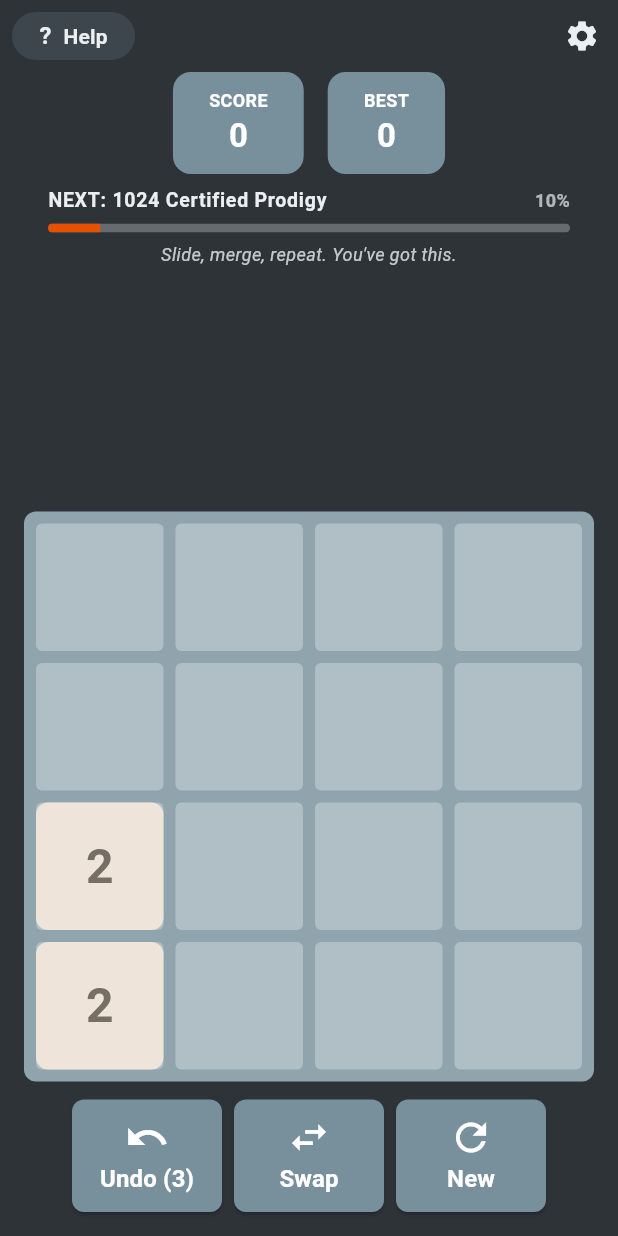
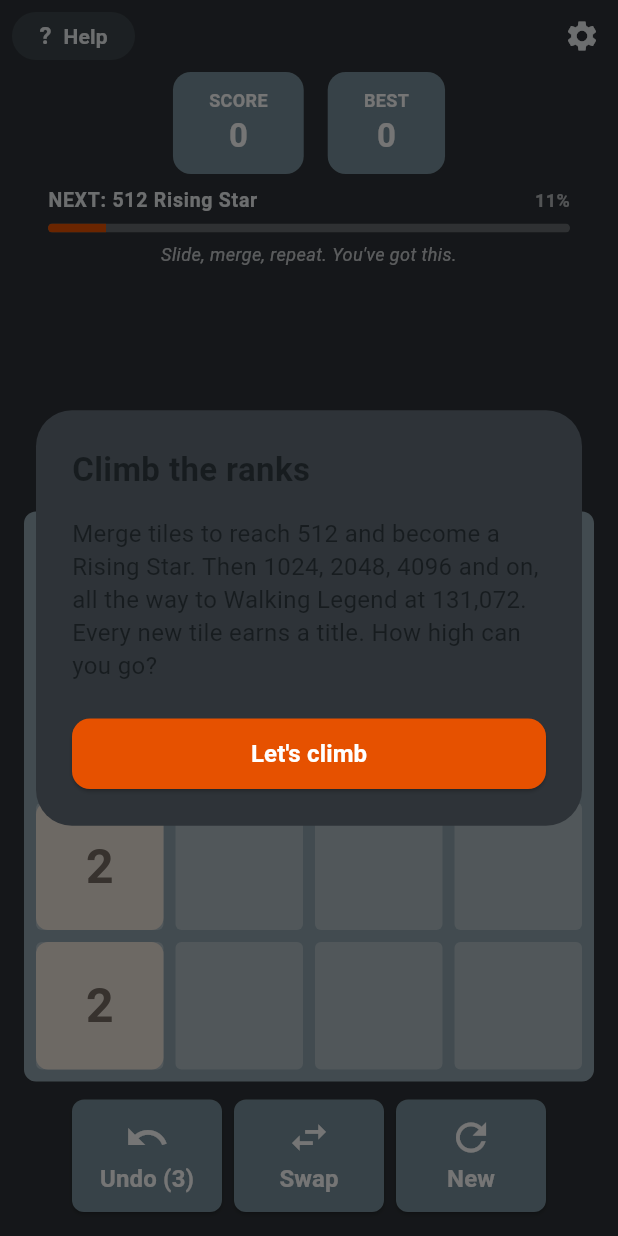
Before and after one commit to KMunyede/twenty48, a Flutter app: the GameScreen screen opened directly, item 2 of the bottom bar chosen, on a phone screen of 412 x 824 dp. Run offline on Flutter 3.47's test engine with Material 3 defaults, Android fonts, the phone set to English and light mode, and no system bars; our stand-ins replace confetti, google_mobile_ads, shared_preferences; missing offline and left inert: in_app_update; accounts and stored records are empty.

Commit message:
T48-84E: 512 rung, welcome card

```diff
--- /dev/null
+++ b/lib/core/services/welcome_service.dart
@@ -0,0 +1,44 @@
+import 'package:shared_preferences/shared_preferences.dart';
+
+class WelcomeService {
+  final Future<SharedPreferences> Function()? _prefsLoader;
+  SharedPreferences? _prefs;
+
+  WelcomeService({
+    SharedPreferences? prefs,
+    Future<SharedPreferences> Function()? prefsLoader,
+  })  : _prefs = prefs,
+        _prefsLoader = prefsLoader;
+
+  Future<SharedPreferences> _getPrefs() async {
+    final currentPrefs = _prefs;
+    if (currentPrefs != null) return currentPrefs;
+    final loader = _prefsLoader;
+    if (loader != null) {
+      final loaded = await loader();
+      _prefs = loaded;
+      return loaded;
+    }
+    final prefs = await SharedPreferences.getInstance();
+    _prefs = prefs;
+    return prefs;
+  }
+
+  Future<bool> get seen async {
+    try {
+      final prefs = await _getPrefs();
+      return prefs.getBool('welcome_climb_seen_v1') ?? false;
+    } catch (_) {
+      return false;
+    }
+  }
+
+  Future<void> markSeen() async {
+    try {
+      final prefs = await _getPrefs();
+      await prefs.setBool('welcome_climb_seen_v1', true);
+    } catch (_) {
+      // Ignore errors
+    }
+  }
+}
--- a/lib/features/game/milestones/milestone_ladder.dart
+++ b/lib/features/game/milestones/milestone_ladder.dart
@@ -11,6 +11,11 @@ class Milestone {
 }
 
 const List<Milestone> milestoneLadder = [
+  Milestone(
+    value: 512,
+    title: 'Rising Star',
+    hype: "Now we're talking. The board is paying attention.",
+  ),
   Milestone(
     value: 1024,
     title: 'Certified Prodigy',
@@ -54,7 +59,7 @@ const List<Milestone> milestoneLadder = [
 ];
 
 String? titleForBestTile(int best) {
-  if (best < 1024) return null;
+  if (best < 512) return null;
   String? result;
   for (final m in milestoneLadder) {
     if (m.value <= best) {
--- a/lib/features/game/ui/game_screen.dart
+++ b/lib/features/game/ui/game_screen.dart
@@ -7,6 +7,7 @@ import 'package:flutter/services.dart';
 import 'package:provider/provider.dart';
 import 'package:confetti/confetti.dart';
 import '../../../core/services/ad_service.dart';
+import '../../../core/services/welcome_service.dart';
 import '../../../core/theme/contrast_text.dart';
 import '../../../core/theme/dialog_colors.dart';
 import '../../../core/update/update_service.dart';
@@ -15,6 +16,7 @@ import '../../settings/providers/theme_provider.dart';
 import '../../settings/ui/settings_dialog.dart';
 import '../../onboarding/how_to_play_dialog.dart';
 import '../../onboarding/how_to_play_service.dart';
+import '../../onboarding/welcome_climb_dialog.dart';
 import '../../onboarding/help_button.dart';
 import '../hud/goal_hud.dart';
 import '../milestones/milestone_celebration.dart';
@@ -60,12 +62,13 @@ class _GameScreenState extends State<GameScreen> with TickerProviderStateMixin {
     );
 
     // Request focus after first frame to enable keyboard input
-    WidgetsBinding.instance.addPostFrameCallback((_) {
+    WidgetsBinding.instance.addPostFrameCallback((_) async {
       if (_focusNode.canRequestFocus) {
         _focusNode.requestFocus();
       }
       UpdateService().checkOnLaunch();
-      _checkHowToPlay();
+      await _checkHowToPlay();
+      await _checkWelcomeClimb();
     });
   }
 
@@ -78,6 +81,20 @@ class _GameScreenState extends State<GameScreen> with TickerProviderStateMixin {
         builder: (context) => const HowToPlayDialog(),
       );
       await howToPlayService.markSeen();
+    }
+  }
+
+  Future<void> _checkWelcomeClimb() async {
+    final welcomeService = WelcomeService();
+    final hasSeen = await welcomeService.seen;
+    if (!hasSeen && mounted) {
+      if (ModalRoute.of(context)?.isCurrent == true) {
+        await showDialog(
+          context: context,
+          builder: (context) => const WelcomeClimbDialog(),
+        );
+        await welcomeService.markSeen();
+      }
     }
   }
 
@@ -125,7 +142,6 @@ class _GameScreenState extends State<GameScreen> with TickerProviderStateMixin {
           final message = game.isTimerMode && game.remainingSeconds <= 0
               ? 'You ran out of time.'
               : 'No more moves';
-          final String? levelName = null;
 
           showDialog(
             context: context,
@@ -135,7 +151,6 @@ class _GameScreenState extends State<GameScreen> with TickerProviderStateMixin {
               message: message,
               score: game.score,
               bestScore: game.highScore,
-              levelName: levelName,
               canUndo: game.canUndo && game.undoCharges > 0,
               onNewGame: () {
                 final moves = game.moveCount;
--- a/lib/features/onboarding/how_to_play_dialog.dart
+++ b/lib/features/onboarding/how_to_play_dialog.dart
@@ -23,7 +23,7 @@ class _HowToPlayDialogState extends State<HowToPlayDialog> {
     _PageData(
       title: 'Keep going',
       description:
-          'There is no final win. Merge tiles to hit milestones (1024, 2048, 4096 and beyond) and earn titles. The game ends when no moves are left.',
+          'Merge tiles to hit milestones (512, 1024, 2048 and beyond) and earn titles. There is no final win. The game ends when no moves are left.',
       icon: Icons.emoji_events,
     ),
     _PageData(
--- /dev/null
+++ b/lib/features/onboarding/welcome_climb_dialog.dart
@@ -0,0 +1,65 @@
+import 'package:flutter/material.dart';
+import 'package:provider/provider.dart';
+import '../settings/providers/theme_provider.dart';
+
+class WelcomeClimbDialog extends StatelessWidget {
+  const WelcomeClimbDialog({super.key});
+
+  @override
+  Widget build(BuildContext context) {
+    final themeProvider = context.watch<ThemeProvider?>();
+    final backgroundColor = themeProvider?.currentTheme.backgroundColor;
+
+    return Dialog(
+      shape: RoundedRectangleBorder(borderRadius: BorderRadius.circular(24)),
+      backgroundColor: backgroundColor,
+      insetPadding: const EdgeInsets.symmetric(horizontal: 24, vertical: 24),
+      child: ConstrainedBox(
+        constraints: const BoxConstraints(maxWidth: 390),
+        child: Padding(
+          padding: const EdgeInsets.all(24.0),
+          child: Column(
+            mainAxisSize: MainAxisSize.min,
+            crossAxisAlignment: CrossAxisAlignment.stretch,
+            children: [
+              const Text(
+                'Climb the ranks',
+                style: TextStyle(
+                  fontSize: 22,
+                  fontWeight: FontWeight.bold,
+                ),
+              ),
+              const SizedBox(height: 16),
+              const Text(
+                'Merge tiles to reach 512 and become a Rising Star. Then 1024, 2048, 4096 and on, all the way to Walking Legend at 131,072. Every new tile earns a title. How high can you go?',
+                style: TextStyle(
+                  fontSize: 16,
+                  height: 1.4,
+                ),
+              ),
+              const SizedBox(height: 24),
+              ElevatedButton(
+                style: ElevatedButton.styleFrom(
+                  backgroundColor: const Color(0xFFE65100),
+                  foregroundColor: Colors.white,
+                  padding: const EdgeInsets.symmetric(vertical: 12),
+                  shape: RoundedRectangleBorder(
+                    borderRadius: BorderRadius.circular(12),
+                  ),
+                ),
+                onPressed: () => Navigator.of(context).pop(),
+                child: const Text(
+                  "Let's climb",
+                  style: TextStyle(
+                    fontSize: 16,
+                    fontWeight: FontWeight.bold,
+                  ),
+                ),
+              ),
+            ],
+          ),
+        ),
+      ),
+    );
+  }
+}
--- a/lib/features/settings/ui/stats_dialog.dart
+++ b/lib/features/settings/ui/stats_dialog.dart
@@ -55,7 +55,7 @@ class _StatsDialogState extends State<StatsDialog> {
     final gameProvider = context.watch<GameProvider>();
 
     final String titleText = titleForBestTile(_statsService.bestTile) ??
-        'None yet - reach 1024';
+        'None yet - reach 512';
 
     return Dialog(
       shape: RoundedRectangleBorder(borderRadius: BorderRadius.circular(30)),
```
Also changed, not shown: lib/features/settings/ui/settings_dialog.dart (+19 -1 lines), 4 other files.
